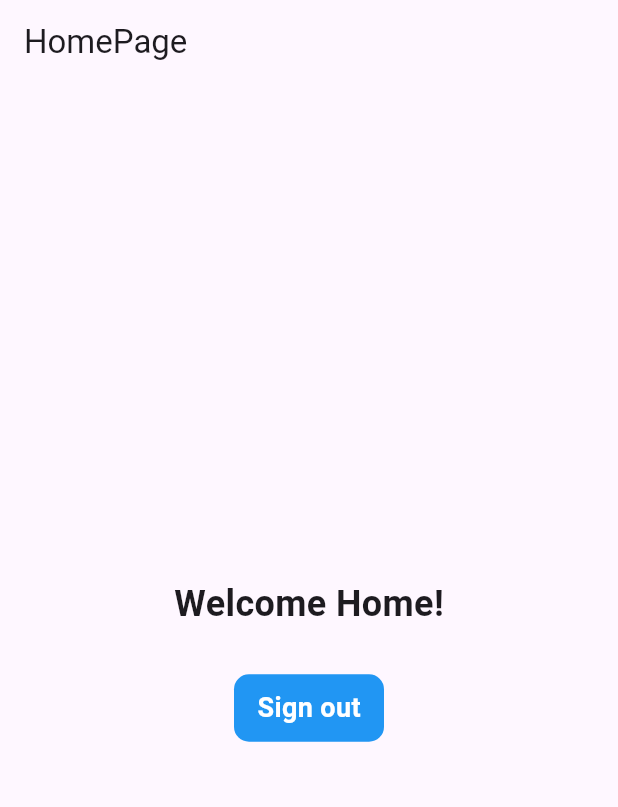
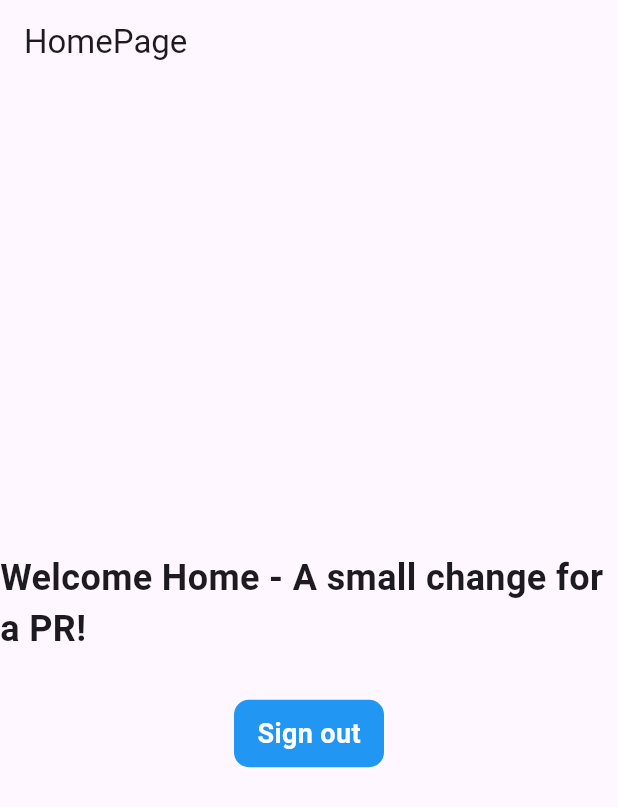
Before and after one commit to abmuslim2021/flutter-signin-project-new, a Flutter app: the HomePage screen opened by its route, on a phone screen of 412 x 824 dp. Shown: the top 807 px of the screen. Run offline on Flutter 3.47's test engine with Material 3 defaults, Android fonts, the phone set to English and light mode, and no system bars; our stand-ins replace firebase_auth, firebase_core, fluttertoast; accounts and stored records are empty.

Commit message:
to make a PR

```diff
--- a/lib/features/user_auth/presentation/pages/home_page.dart
+++ b/lib/features/user_auth/presentation/pages/home_page.dart
@@ -24,7 +24,7 @@ class _HomePageState extends State<HomePage> {
           children: [
             Center(
                 child: Text(
-              "Welcome Home!",
+              "Welcome Home - A small change for a PR!",
               style: TextStyle(fontWeight: FontWeight.bold, fontSize: 24),
             )),
             SizedBox(
```
